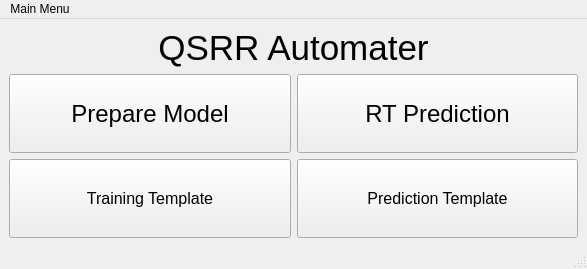
First picture: the form in Generic_RT_Predictor_Main_Menu.ui, repository UofUMetabolomicsCore/QSRR_Automator, before the edit.
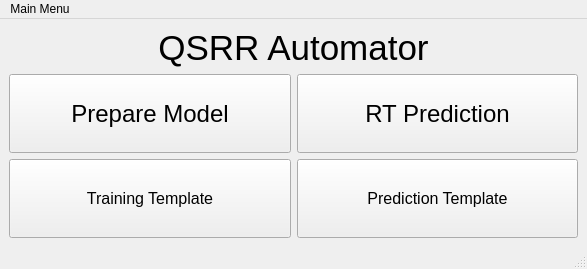
Second picture: the form after the edit.

The edit to the form file:
```diff
--- a/Generic_RT_Predictor_Main_Menu.ui
+++ b/Generic_RT_Predictor_Main_Menu.ui
@@ -23,7 +23,7 @@
        </font>
       </property>
       <property name="text">
-       <string>QSRR Automater</string>
+       <string>QSRR Automator</string>
       </property>
       <property name="alignment">
        <set>Qt::AlignCenter</set>
```
